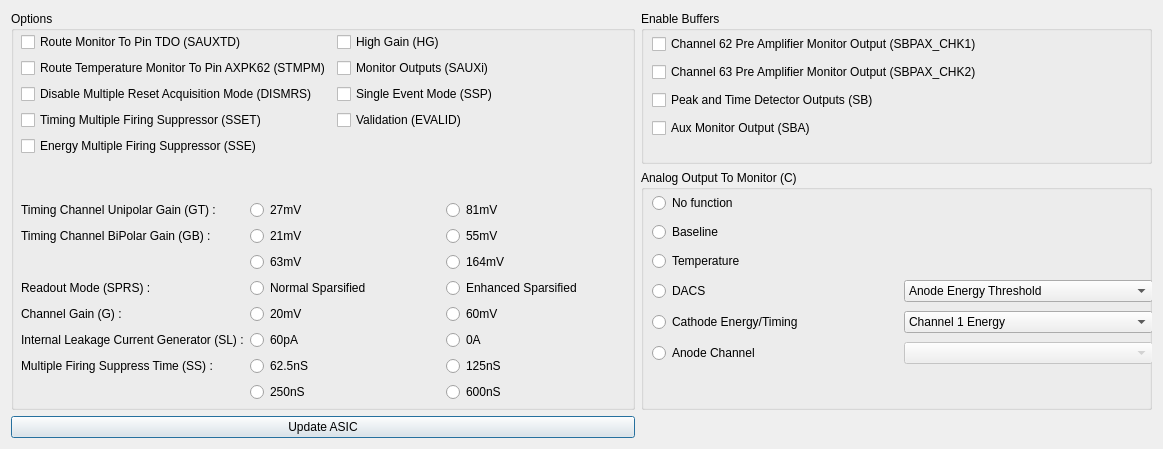
The window that qt/globalconfigdialog.ui (eNorris/cztgui) describes before a commit, drawn with Qt 5.
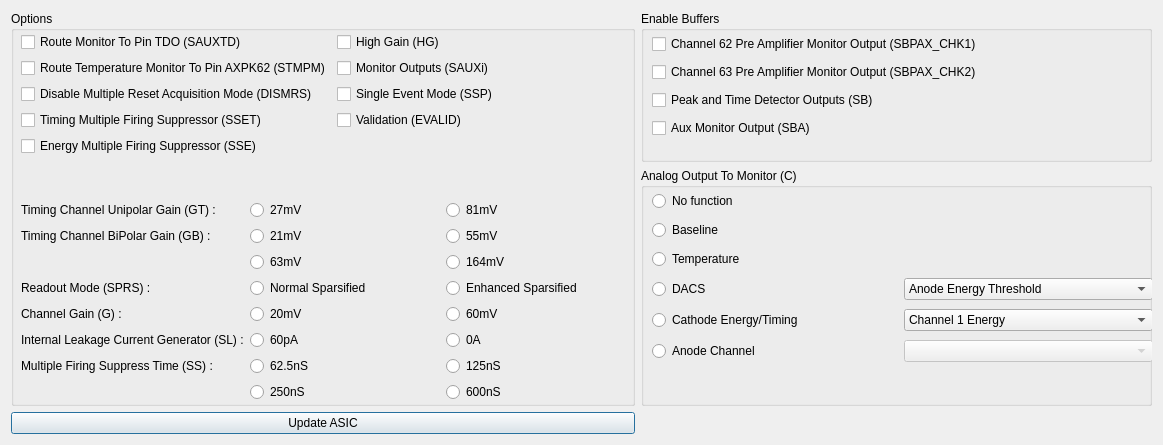
The same window after the commit.

Diff of the .ui file:
```diff
--- a/qt/globalconfigdialog.ui
+++ b/qt/globalconfigdialog.ui
@@ -7,7 +7,7 @@
     <x>0</x>
     <y>0</y>
     <width>1163</width>
-    <height>449</height>
+    <height>445</height>
    </rect>
   </property>
   <property name="sizePolicy">
```
Left out of the diff: 4 changed lines with no effect on the pictures.
